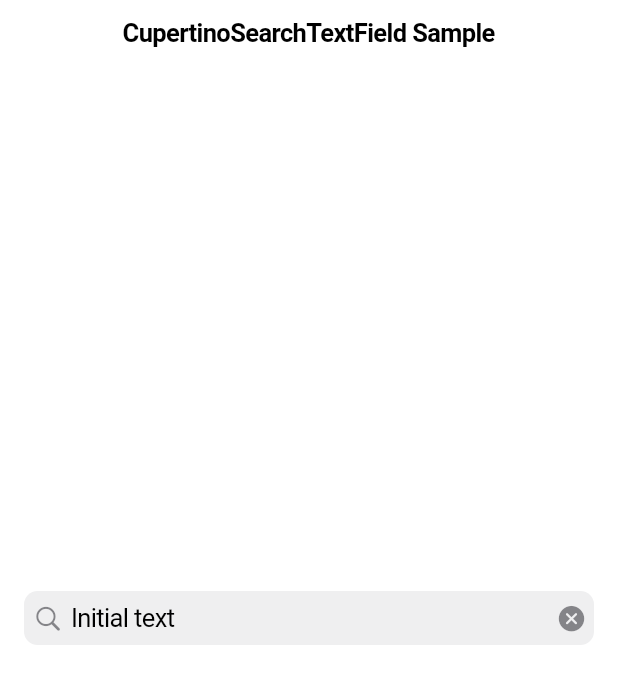
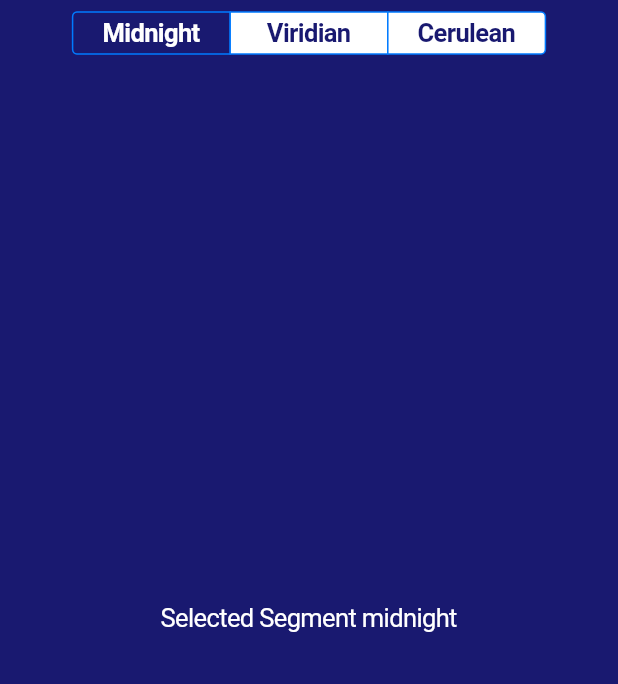
Before and after one commit to vika41130/flutter_lab, a Flutter app: the screen it shows after launch, on a phone screen of 412 x 824 dp. Shown: the top 684 px of the screen. Run offline on Flutter 3.47's test engine with Material 2 defaults, Android fonts, the phone set to English and light mode, and no system bars.

Commit message:
CupertinoSegmentedControl

```diff
--- a/lib/main.dart
+++ b/lib/main.dart
@@ -1,4 +1,12 @@
 import 'package:flutter/cupertino.dart';
+
+enum Sky { midnight, viridian, cerulean }
+
+Map<Sky, Color> skyColors = <Sky, Color>{
+  Sky.midnight: const Color(0xff191970),
+  Sky.viridian: const Color(0xff40826d),
+  Sky.cerulean: const Color(0xff007ba7),
+};
 
 void main() {
   runApp(const MyApp());
@@ -12,44 +20,61 @@ class MyApp extends StatelessWidget {
     return const CupertinoApp(
       debugShowCheckedModeBanner: false,
       theme: CupertinoThemeData(brightness: Brightness.light),
-      home: SearchTextFieldExample(),
+      home: SegmentedControlExample(),
     );
   }
 }
 
-class SearchTextFieldExample extends StatefulWidget {
-  const SearchTextFieldExample({super.key});
+class SegmentedControlExample extends StatefulWidget {
+  const SegmentedControlExample({super.key});
 
   @override
-  State<SearchTextFieldExample> createState() => _SearchTextFieldExampleState();
+  State<SegmentedControlExample> createState() =>
+      _SegmentedControlExampleState();
 }
 
-class _SearchTextFieldExampleState extends State<SearchTextFieldExample> {
-  late TextEditingController textController;
+class _SegmentedControlExampleState extends State<SegmentedControlExample> {
+  Sky _selectedSegment = Sky.midnight;
 
   @override
   void initState() {
     super.initState();
-    textController = TextEditingController(text: 'Initial text');
   }
 
   @override
   Widget build(BuildContext context) {
     return CupertinoPageScaffold(
-      navigationBar: const CupertinoNavigationBar(
-        middle: Text('CupertinoSearchTextField Sample'),
+      backgroundColor: skyColors[_selectedSegment],
+      navigationBar: CupertinoNavigationBar(
+        middle: CupertinoSegmentedControl<Sky>(
+          padding: const EdgeInsets.symmetric(horizontal: 12),
+          selectedColor: skyColors[_selectedSegment],
+          groupValue: _selectedSegment,
+          onValueChanged: (value) {
+            setState(() {
+              _selectedSegment = value;
+            });
+          },
+          children: const <Sky, Widget>{
+            Sky.midnight: Padding(
+              padding: EdgeInsets.symmetric(horizontal: 20),
+              child: Text('Midnight'),
+            ),
+            Sky.viridian: Padding(
+              padding: EdgeInsets.symmetric(horizontal: 20),
+              child: Text('Viridian'),
+            ),
+            Sky.cerulean: Padding(
+              padding: EdgeInsets.symmetric(horizontal: 20),
+              child: Text('Cerulean'),
+            ),
+          },
+        ),
       ),
       child: Center(
-        child: Padding(
-          padding: const EdgeInsets.all(16.0),
-          child: CupertinoSearchTextField(
-            controller: textController,
-            placeholder: 'Search',
-            onChanged: (value) {},
-            onSubmitted: (value) {},
-            onTap: () {},
-            onSuffixTap: () {},
-          ),
+        child: Text(
+          'Selected Segment ${_selectedSegment.name}',
+          style: const TextStyle(color: CupertinoColors.white),
         ),
       ),
     );
```
